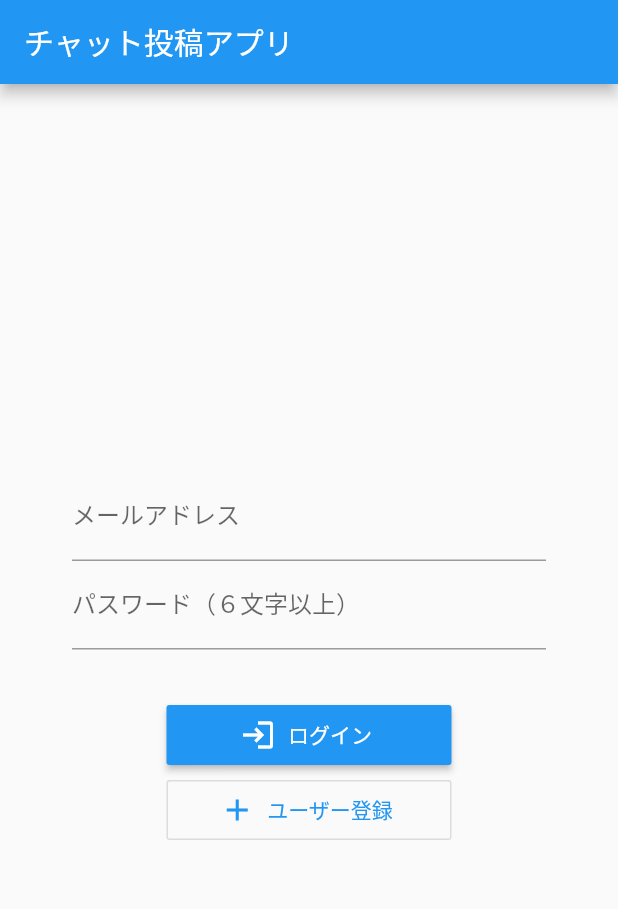
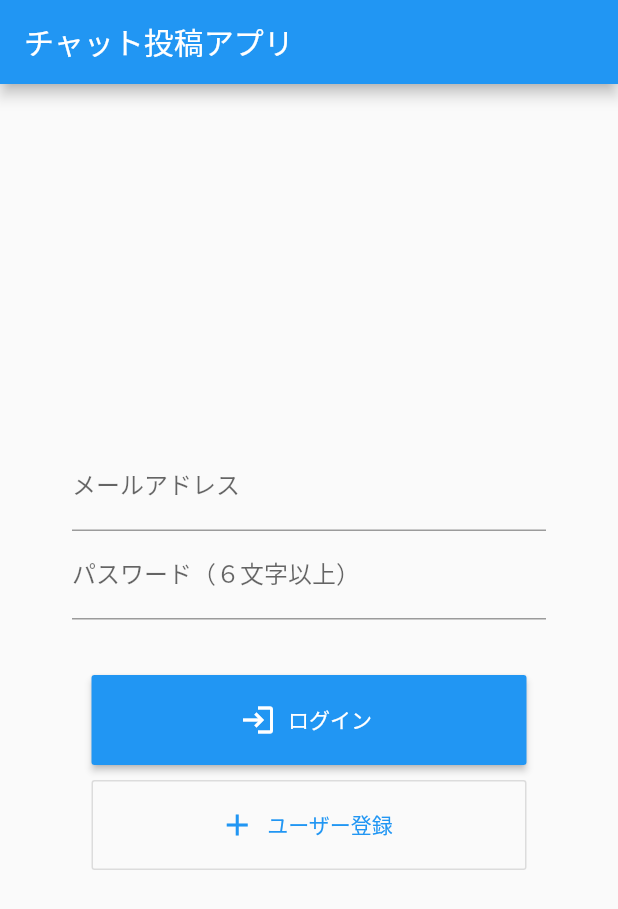
Before and after one commit to okayamah/chatapp_flutter, a Flutter app: the screen it shows after launch, on a phone screen of 412 x 824 dp. Shown: the top 909 px of the screen. Run offline on Flutter 3.47's test engine with Material 2 defaults, Android fonts, the phone set to English and light mode, and no system bars; our stand-ins replace cloud_firestore, firebase_auth; accounts and stored records are empty.

Commit message:
ログインボタンサイズを見直し.

```diff
--- a/lib/main.dart
+++ b/lib/main.dart
@@ -81,8 +81,8 @@ class _LoginPageState extends State<LoginPage> {
               ),
               Container(
                 padding: EdgeInsets.all(5),
-                height: 50,
-                constraints: BoxConstraints(minWidth: 100, maxWidth: 200),
+                height: 70,
+                constraints: BoxConstraints(minWidth: 150, maxWidth: 300),
                 width: double.infinity,
                 // ログイン登録ボタン
                 child: RaisedButton.icon(
@@ -121,8 +121,8 @@ class _LoginPageState extends State<LoginPage> {
               ),
               Container(
                 padding: EdgeInsets.all(5),
-                height: 50,
-                constraints: BoxConstraints(minWidth: 100, maxWidth: 200),
+                height: 70,
+                constraints: BoxConstraints(minWidth: 150, maxWidth: 300),
                 width: double.infinity,
                 // ユーザー登録ボタン
                 child: OutlineButton.icon(
```
